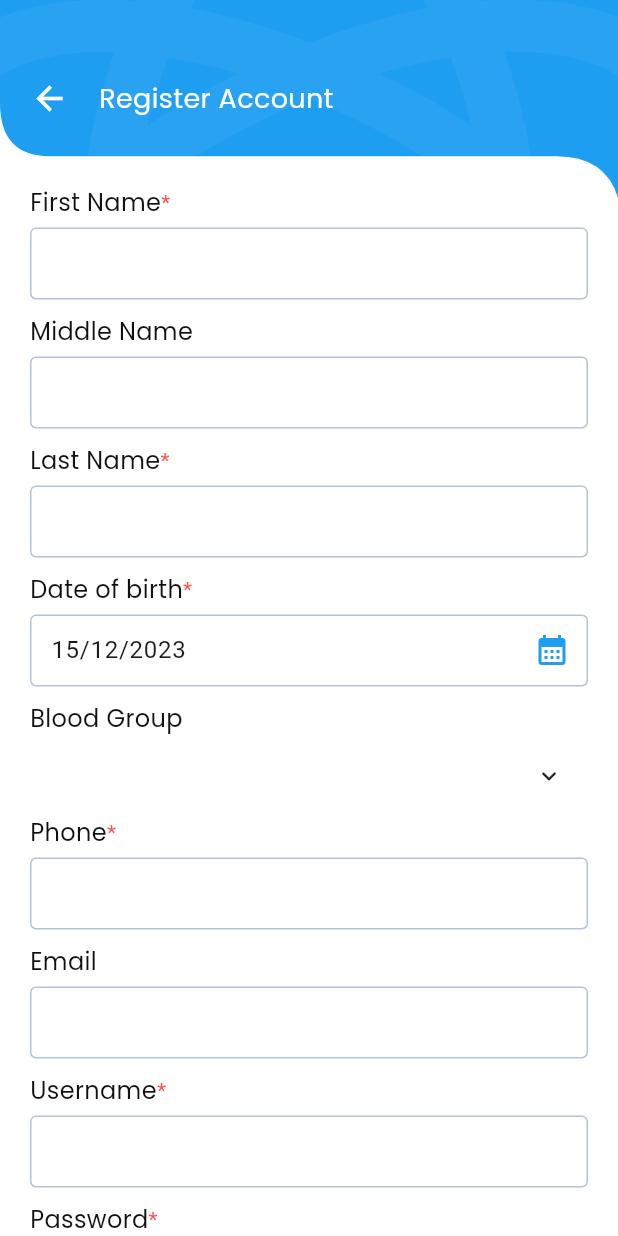
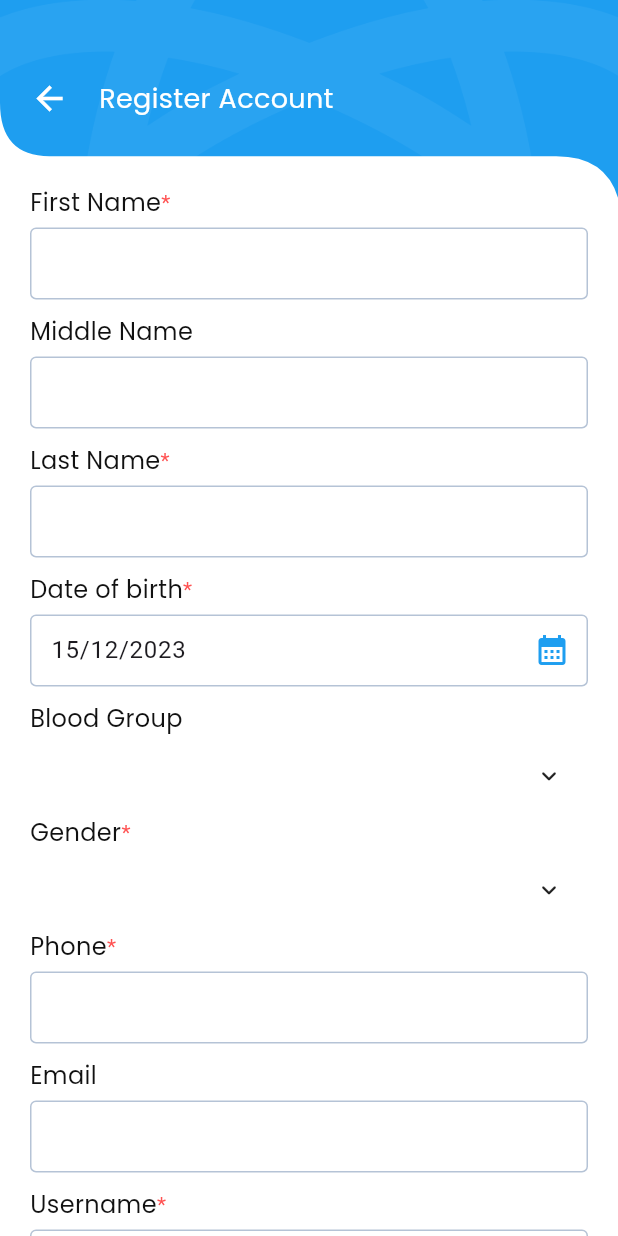
Before and after one commit to Sparsh-Malhotra/flutter-sample-app, a Flutter app: the RegisterScreen screen opened by its route, on a phone screen of 412 x 824 dp. Run offline on Flutter 3.47's test engine with Material 3 defaults, Android fonts, the phone set to English and light mode, and no system bars; drawn by our look-alikes of animated_custom_dropdown; our stand-ins replace dio, get, get_storage, google_fonts; missing offline and left inert: easy_loading_button; accounts and stored records are empty; network calls fail.

Commit message:
Fixed few issues and added gender in register flow

```diff
--- a/lib/app_contants.dart
+++ b/lib/app_contants.dart
@@ -17,3 +17,17 @@ const bloodGroups = [
   'AB+',
   'AB-',
 ];
+
+const genderOptions = [
+  'Female',
+  'Male',
+  'Other',
+];
+
+const genderPlaceholderImages = {
+  'Male': 'https://ik.imagekit.io/1sqz4p2iv/man.png?updatedAt=1702667862171',
+  'Female':
+      'https://ik.imagekit.io/1sqz4p2iv/woman.png?updatedAt=1702667862124',
+  'Others':
+      'https://ik.imagekit.io/1sqz4p2iv/Others.png?updatedAt=1702667862164',
+};
--- a/lib/pages/register/controllers/register_controller.dart
+++ b/lib/pages/register/controllers/register_controller.dart
@@ -12,6 +12,7 @@ class RegisterController extends GetxController {
   RxString dob = DateFormat('dd/MM/yyyy').format(DateTime.now()).obs;
   RxString phone = ''.obs;
   RxString email = ''.obs;
+  Rxn<String> gender = Rxn<String>(null);
   RxString username = ''.obs;
   RxString password = ''.obs;
   Rxn<int> role = Rxn<int>(null);
@@ -21,7 +22,8 @@ class RegisterController extends GetxController {
   final RxBool isLoading = false.obs;
 
   Future<void> register() async {
-    final FormData formData = FormData.fromMap({
+    final FormData formData = FormData.fromMap(
+      {
         'username': username.value,
         'password': password.value,
         'profile.first_name': firstName.value,
@@ -34,7 +36,9 @@ class RegisterController extends GetxController {
         'profile.phone': phone.value,
         'profile.email': email.value,
         'profile.blood_group': bloodGroup.value,
-    });
+        'profile.gender': gender.value,
+      },
+    );
 
     try {
       final RegisterModel registerResponse =
--- a/lib/pages/register/views/register.dart
+++ b/lib/pages/register/views/register.dart
@@ -103,7 +103,8 @@ class _RegisterScreenState extends State<RegisterScreen> {
                             return null;
                           },
                         ),
-                        Obx(() {
+                        Obx(
+                          () {
                             // debugPrint('reload');
                             return inputFile(
                               label: 'Date of birth',
@@ -127,7 +128,8 @@ class _RegisterScreenState extends State<RegisterScreen> {
                               },
                               value: registerController.dob.value,
                             );
-                        }),
+                          },
+                        ),
                         Align(
                           alignment: Alignment.topLeft,
                           child: Text(
@@ -149,6 +151,46 @@ class _RegisterScreenState extends State<RegisterScreen> {
                           ),
                           hintBuilder: (ctx, text) => Text(text),
                           headerBuilder: (ctx, text) => Text(text),
+                        ),
+                        Align(
+                            alignment: Alignment.topLeft,
+                            child: Row(
+                              children: [
+                                Text(
+                                  'Gender',
+                                  style: AppTextStyle.regularBlack16,
+                                ),
+                                Text(
+                                  '*',
+                                  style: const TextStyle().copyWith(
+                                    color: Colors.redAccent,
+                                  ),
+                                )
+                              ],
+                            )),
+                        CustomDropdown<String>(
+                          hintText: '',
+                          items: genderOptions,
+                          onChanged: (value) {
+                            registerController.gender.value = value;
+                          },
+                          closedBorder: Border.all(
+                            color: AppColors.primarySplash,
+                          ),
+                          expandedBorder: Border.all(
+                            color: AppColors.primary,
+                          ),
+                          hintBuilder: (ctx, text) => Text(text),
+                          headerBuilder: (ctx, text) => Text(text),
+                          validator: (value) {
+                            if (value == null) {
+                              return "Please select a gender";
+                            }
+                            return null;
+                          },
+                          errorStyle: const TextStyle().copyWith(
+                            fontSize: 12,
+                          ),
                         ),
                         inputFile(
                           label: 'Phone',
--- a/lib/services/api/user_service.dart
+++ b/lib/services/api/user_service.dart
@@ -29,7 +29,7 @@ class UserService {
   Future<List<SessionModel>> getSessions(String date) async {
     try {
       final response =
-          await _dio.get('/session/', queryParameters: {date: date});
+          await _dio.get('/session/', queryParameters: {'date': date});
 
       if (response.statusCode == 200) {
         final data = response.data['data'] as List<dynamic>;
--- a/lib/widgets/cards/topbar.dart
+++ b/lib/widgets/cards/topbar.dart
@@ -1,4 +1,3 @@
-
 import 'package:flutter/material.dart';
 
 class TopBar extends StatelessWidget {
```
Also changed, not shown: lib/pages/home/views/home.dart (+30 -6 lines). Lines whose indentation alone changed are shown as unchanged.
